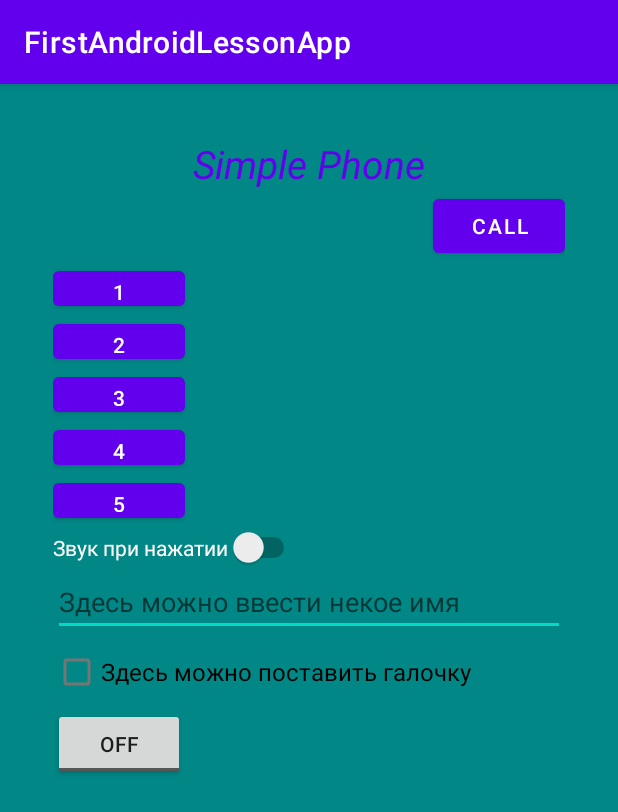
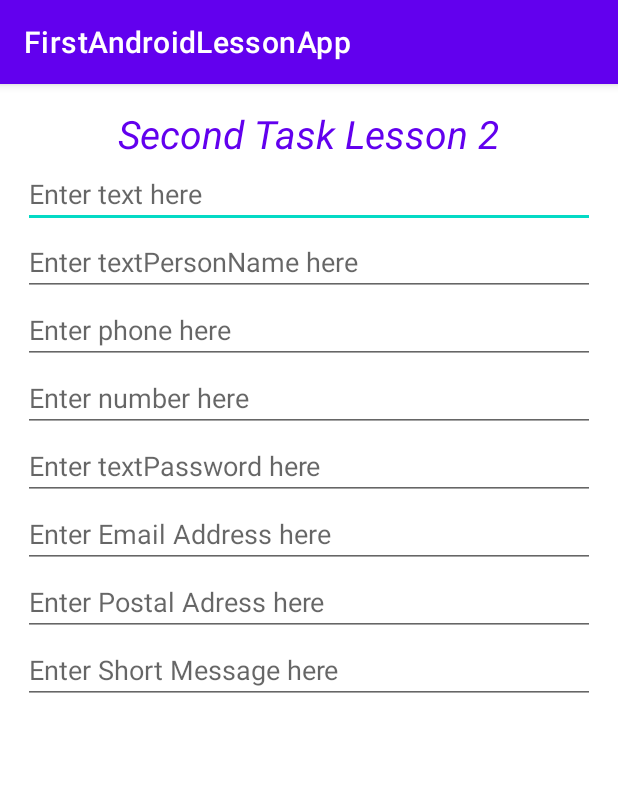
Before and after one commit to inflames1986/FirstAndroidLessonApp, an Android app: the screen it shows after launch (MainActivity), on a phone screen of 412 x 824 dp. Shown: the top 812 px of the screen. Run offline under Robolectric (Android 15) with nearby library versions, the phone set to English and light mode, and no system bars.

Commit message:
1 Lesson, 2 Task added

```diff
--- a/app/src/main/java/com/inflames1986/firstandroidlessonapp/MainActivity.java
+++ b/app/src/main/java/com/inflames1986/firstandroidlessonapp/MainActivity.java
@@ -9,6 +9,6 @@ public class MainActivity extends AppCompatActivity {
     @Override
     protected void onCreate(Bundle savedInstanceState) {
         super.onCreate(savedInstanceState);
-        setContentView(R.layout.activity_main);
+        setContentView(R.layout.simplesubscriberandroidapp);
     }
 }
--- /dev/null
+++ b/app/src/main/res/layout/simplesubscriberandroidapp.xml
@@ -0,0 +1,75 @@
+<?xml version="1.0" encoding="utf-8"?>
+<LinearLayout xmlns:android="http://schemas.android.com/apk/res/android"
+    android:layout_width="match_parent"
+    android:layout_height="match_parent"
+    android:layout_margin="15dp"
+    android:orientation="vertical">
+
+    <TextView
+        android:id="@+id/phone_text_view"
+        android:layout_width="wrap_content"
+        android:layout_height="wrap_content"
+        android:layout_gravity="center"
+        android:text="Second Task Lesson 2"
+        android:textColor="@color/purple_500"
+        android:textSize="26sp"
+        android:textStyle="italic" />
+
+
+    <EditText
+        android:id="@+id/text_field"
+        android:layout_width="match_parent"
+        android:layout_height="wrap_content"
+        android:hint="Enter text here"
+        android:inputType="text" />
+
+    <EditText
+        android:id="@+id/text_person_name_field"
+        android:layout_width="match_parent"
+        android:layout_height="wrap_content"
+        android:hint="Enter textPersonName here"
+        android:inputType="textPersonName" />
+
+    <EditText
+        android:id="@+id/phone"
+        android:layout_width="match_parent"
+        android:layout_height="wrap_content"
+        android:hint="Enter phone here"
+        android:inputType="phone" />
+
+    <EditText
+        android:id="@+id/number"
+        android:layout_width="match_parent"
+        android:layout_height="wrap_content"
+        android:hint="Enter number here"
+        android:inputType="number" />
+
+    <EditText
+        android:id="@+id/text_password"
+        android:layout_width="match_parent"
+        android:layout_height="wrap_content"
+        android:hint="Enter textPassword here"
+        android:inputType="textPassword" />
+
+    <EditText
+        android:id="@+id/text_email_adress"
+        android:layout_width="match_parent"
+        android:layout_height="wrap_content"
+        android:hint="Enter Email Address here"
+        android:inputType="textEmailAddress" />
+
+    <EditText
+        android:id="@+id/text_postal_adress"
+        android:layout_width="match_parent"
+        android:layout_height="wrap_content"
+        android:hint="Enter Postal Adress here"
+        android:inputType="textPostalAddress" />
+
+    <EditText
+        android:id="@+id/text_short_message"
+        android:layout_width="match_parent"
+        android:layout_height="wrap_content"
+        android:hint="Enter Short Message here"
+        android:inputType="textShortMessage" />
+
+</LinearLayout>
```
